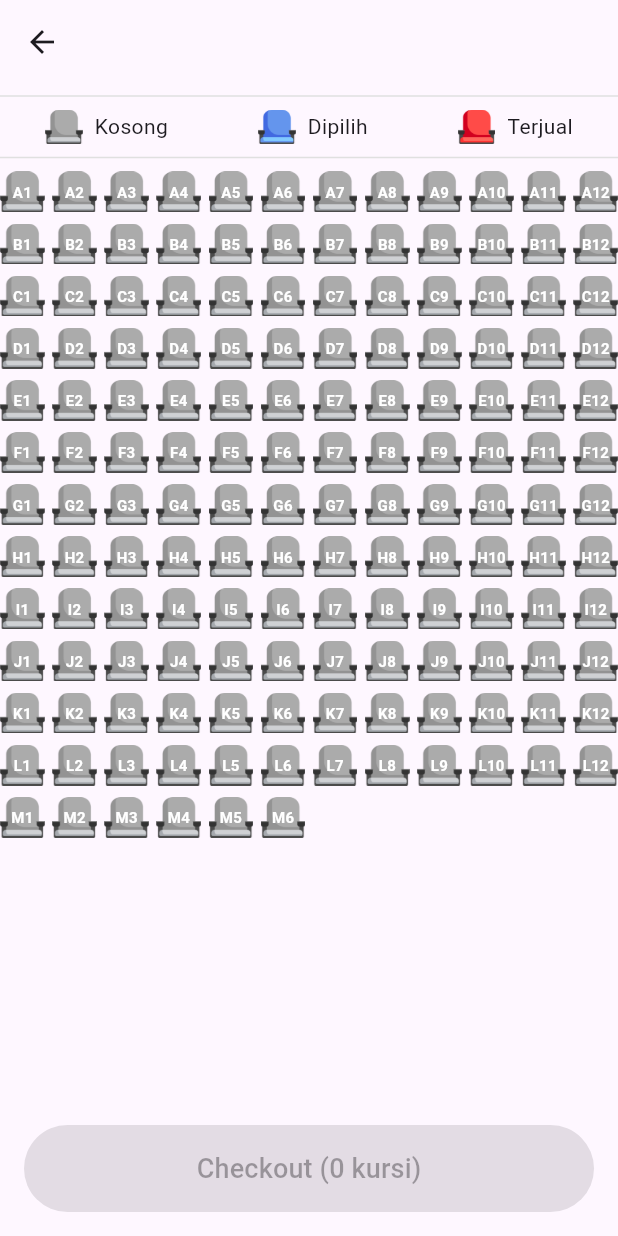
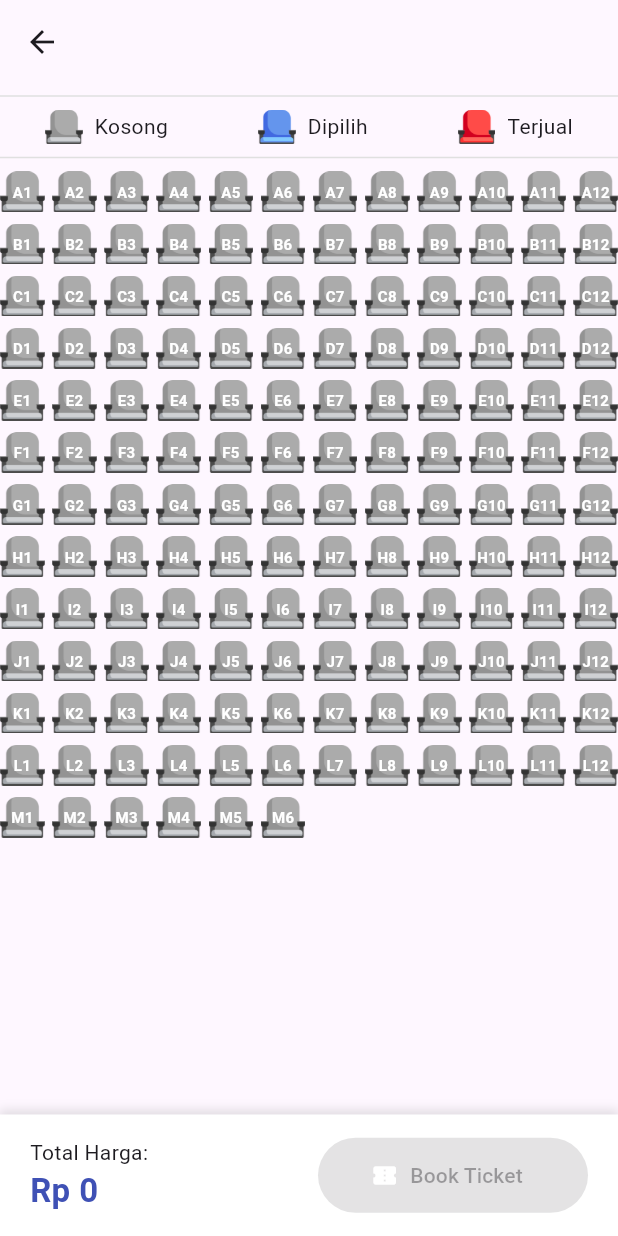
Before and after one commit to Mannztx/Cine-Booking-App-Kel8, a Flutter app: the SeatPage_Nuris screen opened directly with empty values, on a phone screen of 412 x 824 dp. Run offline on Flutter 3.47's test engine with Material 3 defaults, Android fonts, the phone set to English and light mode, and no system bars; our stand-ins replace cloud_firestore, firebase_auth, firebase_core, google_fonts, qr_flutter; accounts and stored records are empty.

Commit message:
commit bintang 6

```diff
--- a/lib/pages/seat_page_nuris.dart
+++ b/lib/pages/seat_page_nuris.dart
@@ -3,6 +3,8 @@ import 'package:cloud_firestore/cloud_firestore.dart';
 import 'package:google_fonts/google_fonts.dart';
 import 'package:provider/provider.dart';
 import '../providers/seat_provider.dart';
+import 'package:firebase_auth/firebase_auth.dart';
+import 'package:cine_booking_app_kel8/controllers/booking_logic_controller.dart';
 
 class SeatPage_Nuris extends StatelessWidget {
   SeatPage_Nuris({super.key});
@@ -21,32 +23,6 @@ class SeatPage_Nuris extends StatelessWidget {
         ),
       ),
 
-      // CHECKOUT BUTTON YANG BENAR
-      bottomNavigationBar: Consumer<SeatProvider>(
-        builder: (context, seatProv, _) {
-          return Container(
-            padding: const EdgeInsets.all(16),
-            child: ElevatedButton(
-              onPressed: seatProv.selectedSeats.isEmpty
-                  ? null
-                  : () async {
-                      await seatProv.checkoutToFirebase(
-                        context: context,
-                        movie: movie,
-                      );
-                    },
-              style: ElevatedButton.styleFrom(
-                padding: const EdgeInsets.all(16),
-              ),
-              child: Text(
-                "Checkout (${seatProv.selectedSeats.length} kursi)",
-                style: const TextStyle(fontSize: 18),
-              ),
-            ),
-          );
-        },
-      ),
-
       body: Column(
         children: [
           Divider(thickness: 1, color: Colors.grey[300]),
@@ -59,7 +35,29 @@ class SeatPage_Nuris extends StatelessWidget {
             ],
           ),
           Divider(thickness: 1, color: Colors.grey[300]),
-          Expanded(child: SeatItem_Nuris(movie: movie)),
+
+          Expanded(child: SeatItem_Nuris()),
+
+          Consumer<SeatProvider>(
+            builder: (context, seatProv, _) {
+              final logic = BookingLogicController();
+              final movie =
+                  ModalRoute.of(context)!.settings.arguments
+                      as Map<String, dynamic>;
+
+              double totalPrice = logic.calculateTotal(
+                movieTitle: movie["title"],
+                seats: seatProv.selectedSeats,
+                basePrice: movie["base_price"].toDouble(),
+              );
+
+              return _buildCheckoutArea_Nuris(
+                context,
+                seatProv.selectedSeats,
+                totalPrice,
+              );
+            },
+          ),
         ],
       ),
     );
@@ -67,10 +65,6 @@ class SeatPage_Nuris extends StatelessWidget {
 }
 
 class SeatItem_Nuris extends StatelessWidget {
-  final Map<String, dynamic> movie;
-
-  const SeatItem_Nuris({super.key, required this.movie});
-
   @override
   Widget build(BuildContext context) {
     final seatProv = Provider.of<SeatProvider>(context);
@@ -93,16 +87,13 @@ class SeatItem_Nuris extends StatelessWidget {
           itemBuilder: (context, index) {
             String kodeKursi = teksKursi_Nuris(index);
 
-            // Kursi yang dipilih
             bool isSelected = seatProv.selectedSeats.contains(kodeKursi);
 
-            // Kursi sudah dibooking user lain
             bool terbooking = bookings.any((b) {
               List kursi = b['seats'];
               return kursi.contains(kodeKursi);
             });
 
-            // Tentukan gambar
             final imagePath = terbooking
                 ? 'images/kursi_merah_uas_2.png'
                 : (isSelected
@@ -112,7 +103,6 @@ class SeatItem_Nuris extends StatelessWidget {
             return GestureDetector(
               onTap: () {
                 if (!terbooking) {
-                  // toggle seat dari provider
                   seatProv.toggleSeat(kodeKursi);
                 }
               },
@@ -138,6 +128,74 @@ class SeatItem_Nuris extends StatelessWidget {
       },
     );
   }
+}
+
+Widget _buildCheckoutArea_Nuris(
+  BuildContext context,
+  List<String> kursiDipilih,
+  double hargaTiket,
+) {
+  final seatProv = Provider.of<SeatProvider>(context, listen: false);
+  final movie =
+      ModalRoute.of(context)!.settings.arguments as Map<String, dynamic>;
+  final logic = BookingLogicController();
+  double totalPrice = logic.calculateTotal(
+    movieTitle: movie["title"],
+    seats: seatProv.selectedSeats,
+    basePrice: movie["base_price"].toDouble(),
+  );
+
+  return Container(
+    padding: const EdgeInsets.symmetric(horizontal: 20, vertical: 15),
+    decoration: BoxDecoration(
+      color: Colors.white,
+      boxShadow: [
+        BoxShadow(
+          color: Colors.grey.withOpacity(0.3),
+          spreadRadius: 1,
+          blurRadius: 5,
+          offset: const Offset(0, -2),
+        ),
+      ],
+    ),
+    child: Row(
+      mainAxisAlignment: MainAxisAlignment.spaceBetween,
+      children: [
+        Column(
+          crossAxisAlignment: CrossAxisAlignment.start,
+          children: [
+            const Text("Total Harga:"),
+            Text(
+              "Rp ${totalPrice.toInt()}",
+              style: const TextStyle(
+                fontSize: 22,
+                fontWeight: FontWeight.bold,
+                color: Colors.indigo,
+              ),
+            ),
+          ],
+        ),
+
+        SizedBox(
+          width: 180,
+          height: 50,
+          child: ElevatedButton.icon(
+            onPressed: kursiDipilih.isEmpty
+                ? null
+                : () async {
+                    await seatProv.checkoutToFirebase(
+                      context: context,
+                      movie: movie,
+                      userId: FirebaseAuth.instance.currentUser!.uid,
+                    );
+                  },
+            icon: const Icon(Icons.confirmation_number, color: Colors.white),
+            label: const Text("Book Ticket"),
+          ),
+        ),
+      ],
+    ),
+  );
 }
 
 Widget legendItems_Nuris(String path, String label) {
```
